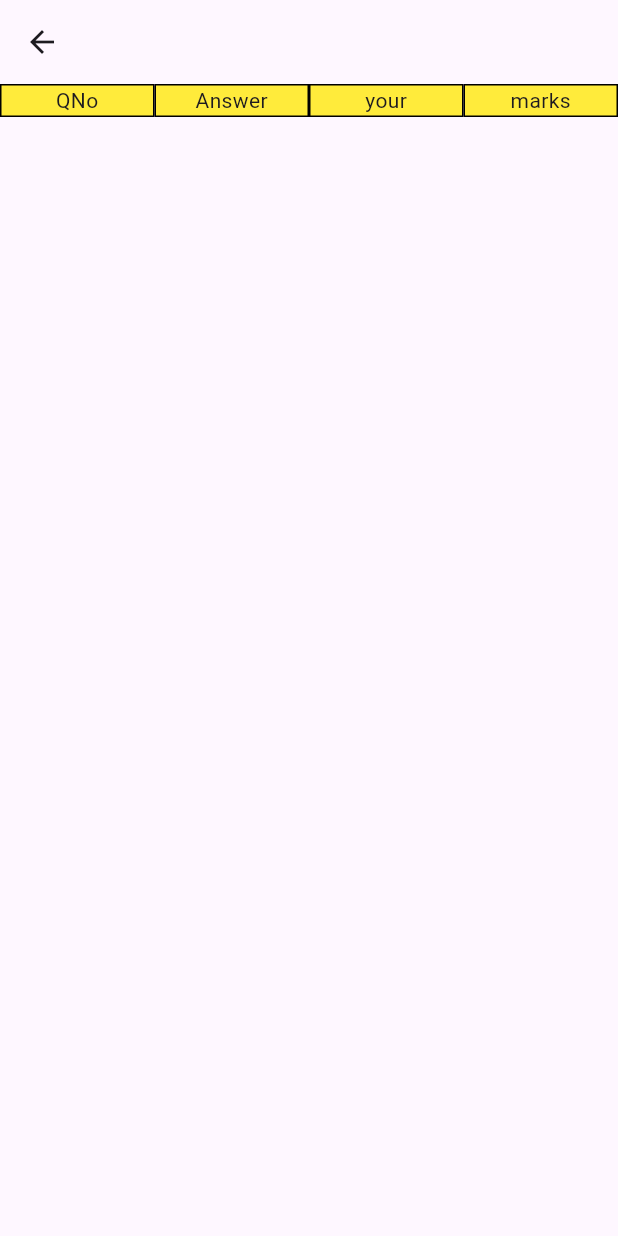
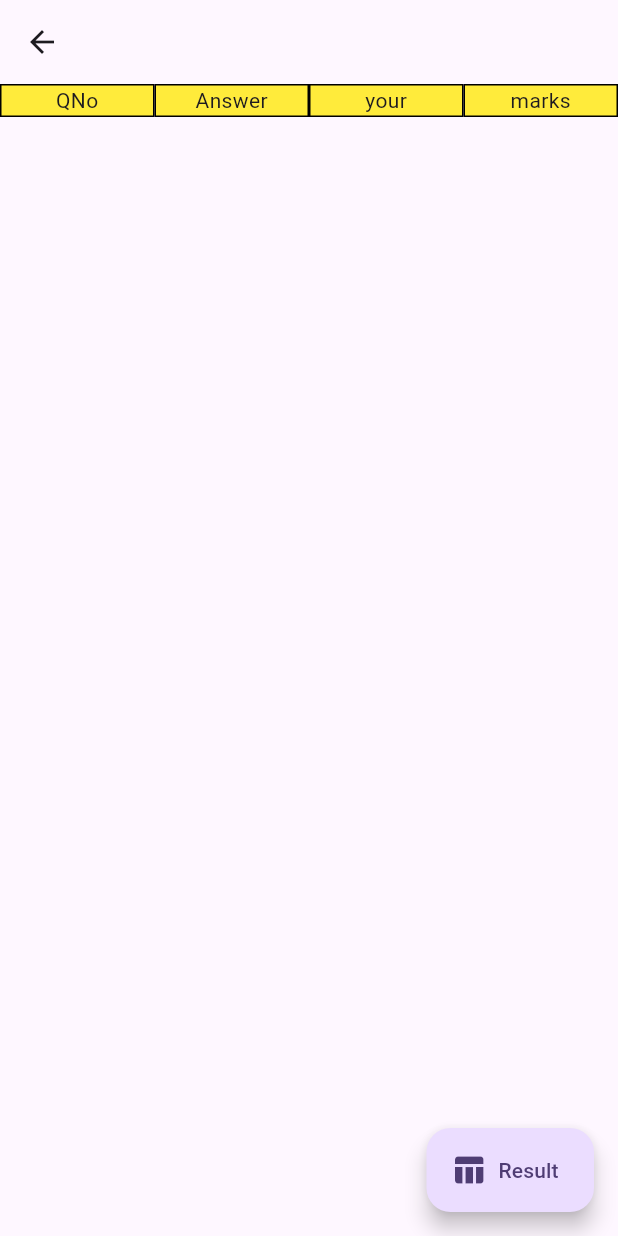
Before and after one commit to ckuthyar/mobileappdev, a Flutter app: the Quizresult screen opened directly with empty values, on a phone screen of 412 x 824 dp. Run offline on Flutter 3.47's test engine with Material 3 defaults, Android fonts, the phone set to English and light mode, and no system bars.

Commit message:
Quiz result

```diff
--- a/sangamone1/lib/screen8c.dart
+++ b/sangamone1/lib/screen8c.dart
@@ -1,4 +1,5 @@
 import 'package:flutter/material.dart';
+import 'package:sangamone1/screen8d.dart';
 import 'package:sangamone1/util.dart';
 
 
@@ -118,6 +119,12 @@ class _QuizresultState extends State<Quizresult> {
           ),
         ],
       ),
+      floatingActionButton: FloatingActionButton.extended(onPressed: (){
+        Navigator.push(context, MaterialPageRoute(builder: (context)=> App8d()));
+      },
+        label: Text("Result "),
+        icon: Icon(Icons.table_chart),
+          ),
     );
   }
 }
--- a/sangamone1/lib/screen8d.dart
+++ b/sangamone1/lib/screen8d.dart
@@ -30,9 +30,12 @@ class _App8dState extends State<App8d> {
 
   int index = 0;
 
+
+
   Map<dynamic,dynamic> correctAnswers = {};
   Map<dynamic,dynamic> map1 = {};
   TextEditingController response = TextEditingController();
+
 
   String Qv = "";
   @override
--- a/sangamone1/lib/temp.dart
+++ b/sangamone1/lib/temp.dart
@@ -28,7 +28,7 @@ class _TempState extends State<Temp> {
     return Scaffold(
       body: Text("Hello World"),
       floatingActionButton: FloatingActionButton(onPressed: (){
-        Navigator.push(context, MaterialPageRoute(builder: (context)=> App8d()));
+        Navigator.push(context, MaterialPageRoute(builder: (context)=> Colorbyvalues()));
       },
         child: Icon(Icons.arrow_forward_sharp),),
     );
```
